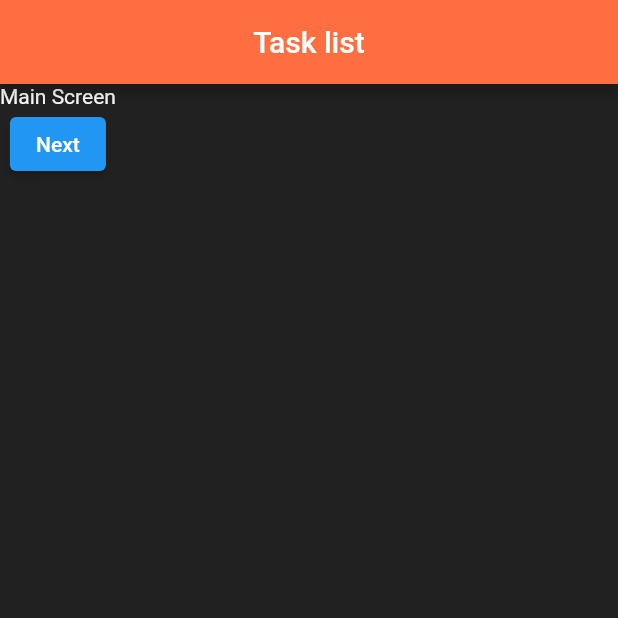
After one commit to CptTapochek/Flutter_study, a Flutter app: the screen it shows after launch, on a phone screen of 412 x 824 dp, the top half of it. The commit adds this screen. Run offline on Flutter 3.47's test engine with Material 2 defaults, Android fonts, the phone set to English and light mode, and no system bars.

Commit message:
add routing

```diff
--- /dev/null
+++ b/lib/pages/main_screen.dart
@@ -0,0 +1,28 @@
+import 'package:flutter/material.dart';
+
+class MainScreen extends StatelessWidget {
+  const MainScreen({required Key? key}) : super(key: key);
+
+  @override
+  Widget build(BuildContext context) {
+    return Scaffold(
+          backgroundColor: Colors.grey[900],
+          appBar: AppBar(
+          title: Text('Task list', style: TextStyle(
+          fontSize: 20
+      ),),
+      centerTitle: true,
+      backgroundColor: Colors.deepOrangeAccent,
+      ),
+      body: Column(
+        children: [
+          Text('Main Screen', style: TextStyle(color: Colors.white),),
+          ElevatedButton(onPressed: (){
+            Navigator.pushNamedAndRemoveUntil(context, '/task_list', (route) => false);
+          }, child: Text('Next'))
+        ],
+      ),
+    );
+  }
+
+}
```
Also changed, not shown: lib/main.dart (+6 -1 lines), lib/pages/home.dart (+69 -3 lines), 4 other files.
